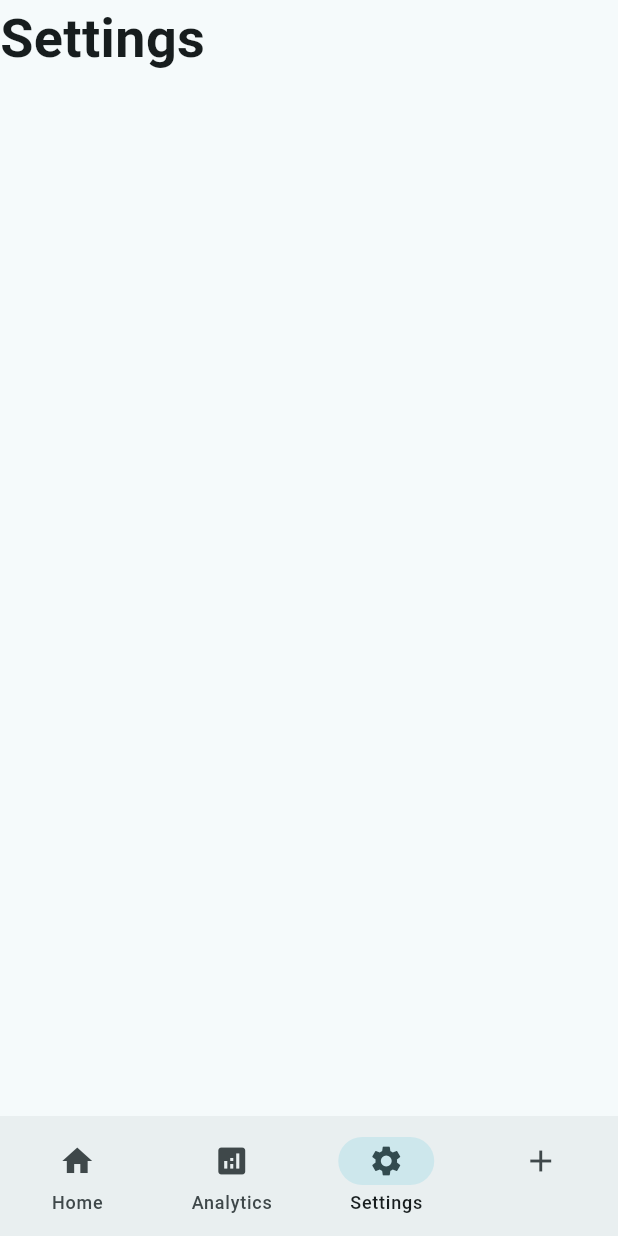
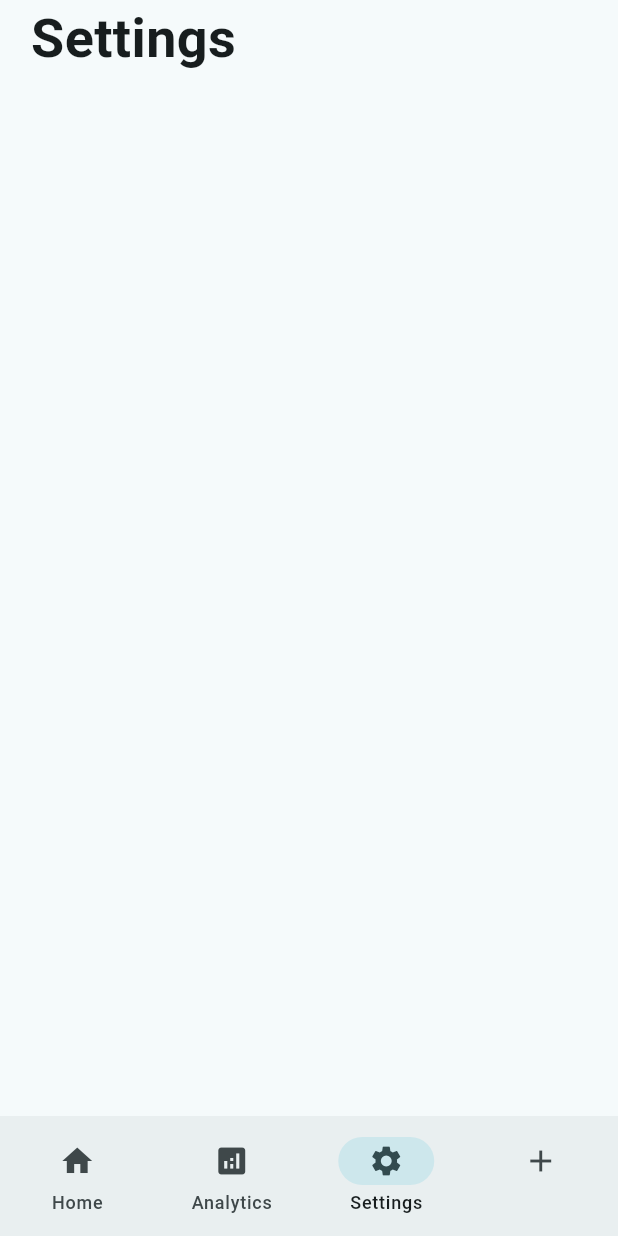
Before and after one commit to SameerAkita/mogulog, a Flutter app: the screen it shows after launch, item 3 of the bottom bar chosen, on a phone screen of 412 x 824 dp. Run offline on Flutter 3.47's test engine with Material 3 defaults, Android fonts, the phone set to English and light mode, and no system bars.

Commit message:
add settings fractionallysizedbox

```diff
--- a/lib/views/pages/settings_page.dart
+++ b/lib/views/pages/settings_page.dart
@@ -6,7 +6,11 @@ class SettingsPage extends StatelessWidget {
   @override
   Widget build(BuildContext context) {
     return SafeArea(
+      child: Center(
+        child: FractionallySizedBox(
+          widthFactor: 0.9,
           child: Column(
+            crossAxisAlignment: CrossAxisAlignment.start,
             children: [
               Text(
                 'Settings',
@@ -14,6 +18,8 @@ class SettingsPage extends StatelessWidget {
               ),
             ],
           ),
+        ),
+      ),
     );
   }
 }
```
Lines whose indentation alone changed are shown as unchanged.
